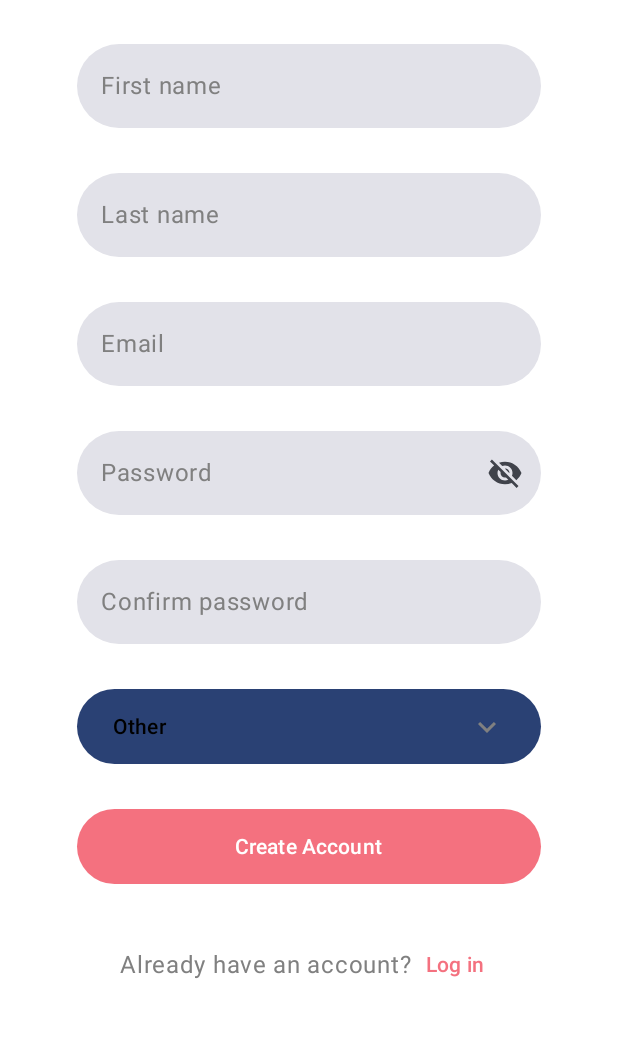
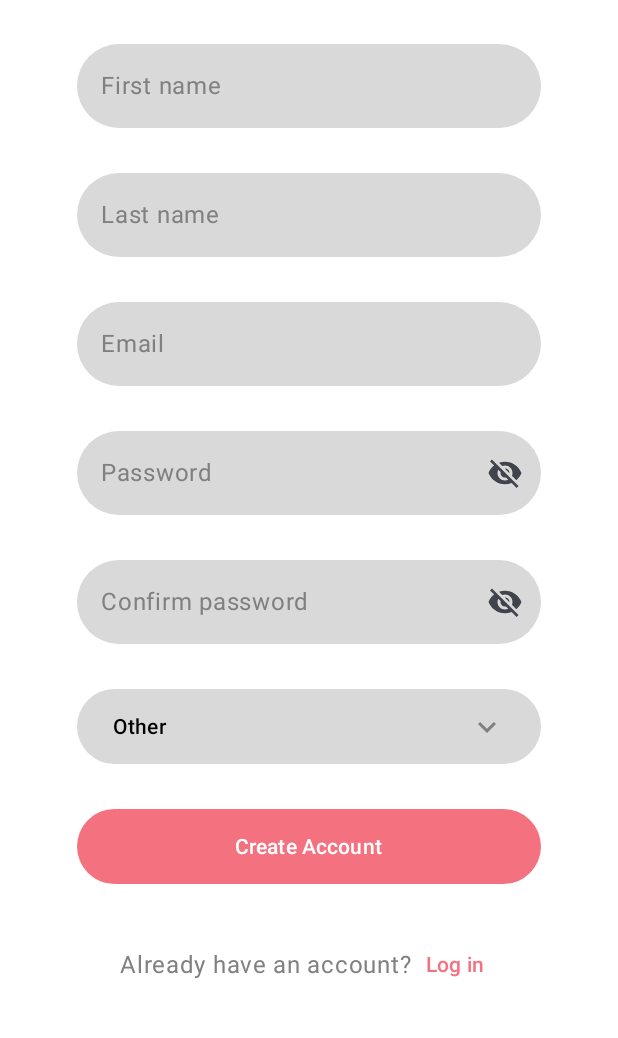
Before and after one commit to andr-dev/CS446, an Android app built with Jetpack Compose: the @Preview function CreateAccountPagePreview, on a phone screen of 412 x 824 dp, the part 123-1161 px from its top. Run offline under Robolectric (Android 15) with nearby library versions, the phone set to English and light mode, and no system bars; our stand-ins replace Dagger/Hilt's generated code, RxJava.

Commit message:
use common components

```diff
--- a/android/app/src/main/java/org/uwaterloo/subletr/pages/createaccount/CreateAccountPageView.kt
+++ b/android/app/src/main/java/org/uwaterloo/subletr/pages/createaccount/CreateAccountPageView.kt
@@ -12,37 +12,28 @@ import androidx.compose.foundation.layout.height
 import androidx.compose.foundation.layout.imePadding
 import androidx.compose.foundation.layout.width
 import androidx.compose.foundation.rememberScrollState
-import androidx.compose.foundation.shape.RoundedCornerShape
 import androidx.compose.foundation.text.KeyboardOptions
 import androidx.compose.foundation.verticalScroll
 import androidx.compose.material.icons.Icons
 import androidx.compose.material.icons.filled.KeyboardArrowDown
-import androidx.compose.material.icons.filled.Visibility
-import androidx.compose.material.icons.filled.VisibilityOff
 import androidx.compose.material3.Button
 import androidx.compose.material3.ButtonDefaults
 import androidx.compose.material3.DropdownMenu
 import androidx.compose.material3.DropdownMenuItem
 import androidx.compose.material3.Icon
-import androidx.compose.material3.IconButton
 import androidx.compose.material3.MaterialTheme
 import androidx.compose.material3.Text
-import androidx.compose.material3.TextField
-import androidx.compose.material3.TextFieldDefaults
 import androidx.compose.runtime.Composable
 import androidx.compose.runtime.getValue
 import androidx.compose.runtime.mutableStateOf
 import androidx.compose.runtime.remember
 import androidx.compose.runtime.rxjava3.subscribeAsState
-import androidx.compose.runtime.saveable.rememberSaveable
 import androidx.compose.runtime.setValue
 import androidx.compose.ui.Alignment
 import androidx.compose.ui.Modifier
 import androidx.compose.ui.graphics.Color
 import androidx.compose.ui.res.stringResource
 import androidx.compose.ui.text.input.KeyboardType
-import androidx.compose.ui.text.input.PasswordVisualTransformation
-import androidx.compose.ui.text.input.VisualTransformation
 import androidx.compose.ui.tooling.preview.Preview
 import androidx.compose.ui.unit.dp
 import androidx.hilt.navigation.compose.hiltViewModel
@@ -50,14 +41,17 @@ import androidx.navigation.NavHostController
 import androidx.navigation.compose.rememberNavController
 import androidx.navigation.navOptions
 import org.uwaterloo.subletr.R
+import org.uwaterloo.subletr.components.button.SecondaryButton
+import org.uwaterloo.subletr.components.textfield.RoundedPasswordTextField
+import org.uwaterloo.subletr.components.textfield.RoundedTextField
 import org.uwaterloo.subletr.enums.Gender
 import org.uwaterloo.subletr.navigation.NavigationDestination
 import org.uwaterloo.subletr.pages.login.ELEMENT_WIDTH
 import org.uwaterloo.subletr.theme.SubletrTheme
 import org.uwaterloo.subletr.theme.SubletrTypography
-import org.uwaterloo.subletr.theme.buttonBackgroundColor
 import org.uwaterloo.subletr.theme.secondaryTextColor
 import org.uwaterloo.subletr.theme.subletrPink
+import org.uwaterloo.subletr.theme.textFieldBackgroundColor
 import org.uwaterloo.subletr.theme.textOnSubletrPink
 
 
@@ -71,7 +65,6 @@ fun CreateAccountPageView(
 	).value,
 ) {
 	val scrollState = rememberScrollState()
-	var passwordVisible by rememberSaveable { mutableStateOf(false) }
 	var expandedDropdown by remember { mutableStateOf(false) }
 	if (uiState is CreateAccountPageUiState.Loading) {
 		Column(
@@ -130,17 +123,9 @@ fun CreateAccountPageView(
 				modifier = Modifier.weight(weight = 2.0f)
 			)
 
-			TextField(
+			RoundedTextField(
 				modifier = Modifier
 					.fillMaxWidth(ELEMENT_WIDTH),
-				singleLine = true,
-				shape = RoundedCornerShape(size = 100.dp),
-				colors = TextFieldDefaults.colors(
-					unfocusedContainerColor = buttonBackgroundColor,
-					focusedContainerColor = buttonBackgroundColor,
-					unfocusedIndicatorColor = Color.Transparent,
-					focusedIndicatorColor = Color.Transparent,
-				),
 				placeholder = {
 					Text(
 						text = stringResource(id = R.string.first_name),
@@ -166,17 +151,9 @@ fun CreateAccountPageView(
 				modifier = Modifier.weight(weight = 2.0f)
 			)
 
-			TextField(
+			RoundedTextField(
 				modifier = Modifier
 					.fillMaxWidth(ELEMENT_WIDTH),
-				singleLine = true,
-				shape = RoundedCornerShape(size = 100.dp),
-				colors = TextFieldDefaults.colors(
-					unfocusedContainerColor = buttonBackgroundColor,
-					focusedContainerColor = buttonBackgroundColor,
-					unfocusedIndicatorColor = Color.Transparent,
-					focusedIndicatorColor = Color.Transparent,
-				),
 				placeholder = {
 					Text(
 						text = stringResource(id = R.string.last_name),
@@ -202,17 +179,9 @@ fun CreateAccountPageView(
 				modifier = Modifier.weight(weight = 2.0f)
 			)
 
-			TextField(
+			RoundedTextField(
 				modifier = Modifier
 					.fillMaxWidth(ELEMENT_WIDTH),
-				singleLine = true,
-				shape = RoundedCornerShape(size = 100.dp),
-				colors = TextFieldDefaults.colors(
-					unfocusedContainerColor = buttonBackgroundColor,
-					focusedContainerColor = buttonBackgroundColor,
-					unfocusedIndicatorColor = Color.Transparent,
-					focusedIndicatorColor = Color.Transparent,
-				),
 				keyboardOptions = KeyboardOptions(
 					keyboardType = KeyboardType.Email,
 					autoCorrect = false,
@@ -242,45 +211,14 @@ fun CreateAccountPageView(
 				modifier = Modifier.weight(weight = 2.0f)
 			)
 
-			TextField(
+			RoundedPasswordTextField(
 				modifier = Modifier
 					.fillMaxWidth(ELEMENT_WIDTH),
-				singleLine = true,
-				shape = RoundedCornerShape(size = 100.dp),
-				colors = TextFieldDefaults.colors(
-					unfocusedContainerColor = buttonBackgroundColor,
-					focusedContainerColor = buttonBackgroundColor,
-					unfocusedIndicatorColor = Color.Transparent,
-					focusedIndicatorColor = Color.Transparent,
-				),
-				visualTransformation =
-				if (passwordVisible) VisualTransformation.None
-				else PasswordVisualTransformation(),
-				keyboardOptions = KeyboardOptions(
-					keyboardType = KeyboardType.Password,
-					autoCorrect = false,
-				),
 				placeholder = {
 					Text(
 						text = stringResource(id = R.string.password),
 						color = secondaryTextColor,
 					)
-				},
-				trailingIcon = {
-					IconButton(onClick = { passwordVisible = !passwordVisible }) {
-						Icon(
-							imageVector =
-							if (passwordVisible) Icons.Filled.Visibility
-							else Icons.Filled.VisibilityOff,
-							contentDescription =
-							if (passwordVisible) stringResource(
-								id = R.string.hide_password
-							)
-							else stringResource(
-								id = R.string.show_password
-							),
-						)
-					}
 				},
 				value = uiState.password,
 				onValueChange = {
@@ -301,22 +239,9 @@ fun CreateAccountPageView(
 				modifier = Modifier.weight(weight = 2.0f)
 			)
 
-			TextField(
+			RoundedPasswordTextField(
 				modifier = Modifier
 					.fillMaxWidth(ELEMENT_WIDTH),
-				singleLine = true,
-				shape = RoundedCornerShape(size = 100.dp),
-				colors = TextFieldDefaults.colors(
-					unfocusedContainerColor = buttonBackgroundColor,
-					focusedContainerColor = buttonBackgroundColor,
-					unfocusedIndicatorColor = Color.Transparent,
-					focusedIndicatorColor = Color.Transparent,
-				),
-				visualTransformation = PasswordVisualTransformation(),
-				keyboardOptions = KeyboardOptions(
-					keyboardType = KeyboardType.Password,
-					autoCorrect = false
-				),
 				placeholder = {
 					Text(
 						text = stringResource(id = R.string.confirm_password),
@@ -343,17 +268,17 @@ fun CreateAccountPageView(
 			)
 
 			Box {
-				Button(
+				SecondaryButton(
 					modifier = Modifier
 						.fillMaxWidth(ELEMENT_WIDTH)
 						.height(50.dp),
+					colors = ButtonDefaults.buttonColors(
+						containerColor = textFieldBackgroundColor,
+						contentColor = secondaryTextColor,
+					),
 					onClick = {
 						expandedDropdown = true
 					},
-					colors = ButtonDefaults.buttonColors(
-						containerColor = buttonBackgroundColor,
-						contentColor = secondaryTextColor,
-					)
 				) {
 					Row(
 						verticalAlignment = Alignment.CenterVertically
--- a/android/app/src/main/java/org/uwaterloo/subletr/pages/login/LoginPageView.kt
+++ b/android/app/src/main/java/org/uwaterloo/subletr/pages/login/LoginPageView.kt
@@ -44,7 +44,6 @@ import org.uwaterloo.subletr.theme.textOnSubletrPink
 fun LoginPageView(
 	modifier: Modifier = Modifier,
 	viewModel: LoginPageViewModel = hiltViewModel(),
-	navHostController: NavHostController,
 	uiState: LoginPageUiState = viewModel.uiStateStream.subscribeAsState(
 		LoginPageUiState.Loading
 	).value,
@@ -213,7 +212,6 @@ fun LoginPageViewLoadedPreview() {
 				email = "",
 				password = "",
 			),
-			navHostController = rememberNavController(),
 		)
 	}
 }
--- a/android/app/src/main/res/values/strings.xml
+++ b/android/app/src/main/res/values/strings.xml
@@ -26,9 +26,6 @@
     <string name="already_have_an_account">Already have an account?</string>
     <string name="hide_password">Hide Password</string>
     <string name="show_password">Show Password</string>
-    <string name="last_name">Last Name</string>
-    <string name="first_name">First Name</string>
-    <string name="gender">Gender</string>
     <string name="change_password">Change Password</string>
     <string name="manage_by_sublet">Manage by Sublet</string>
     <string name="other_settings">Other Settings</string>
```
